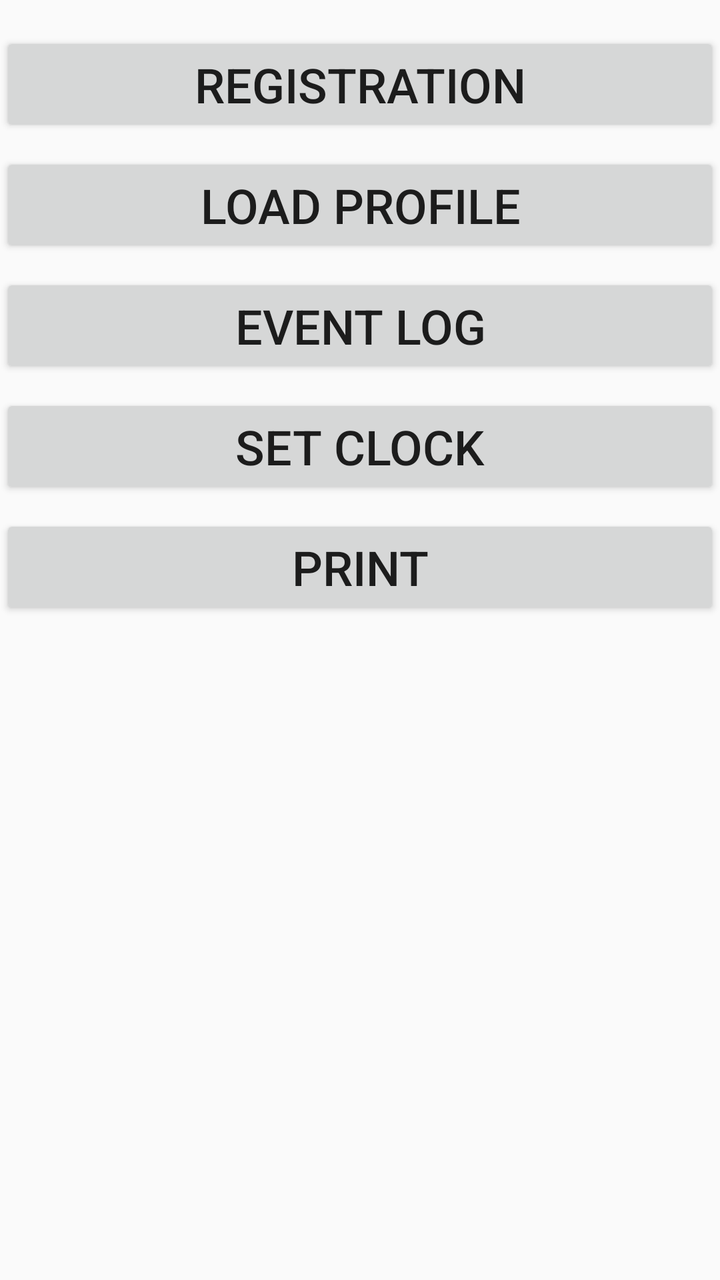
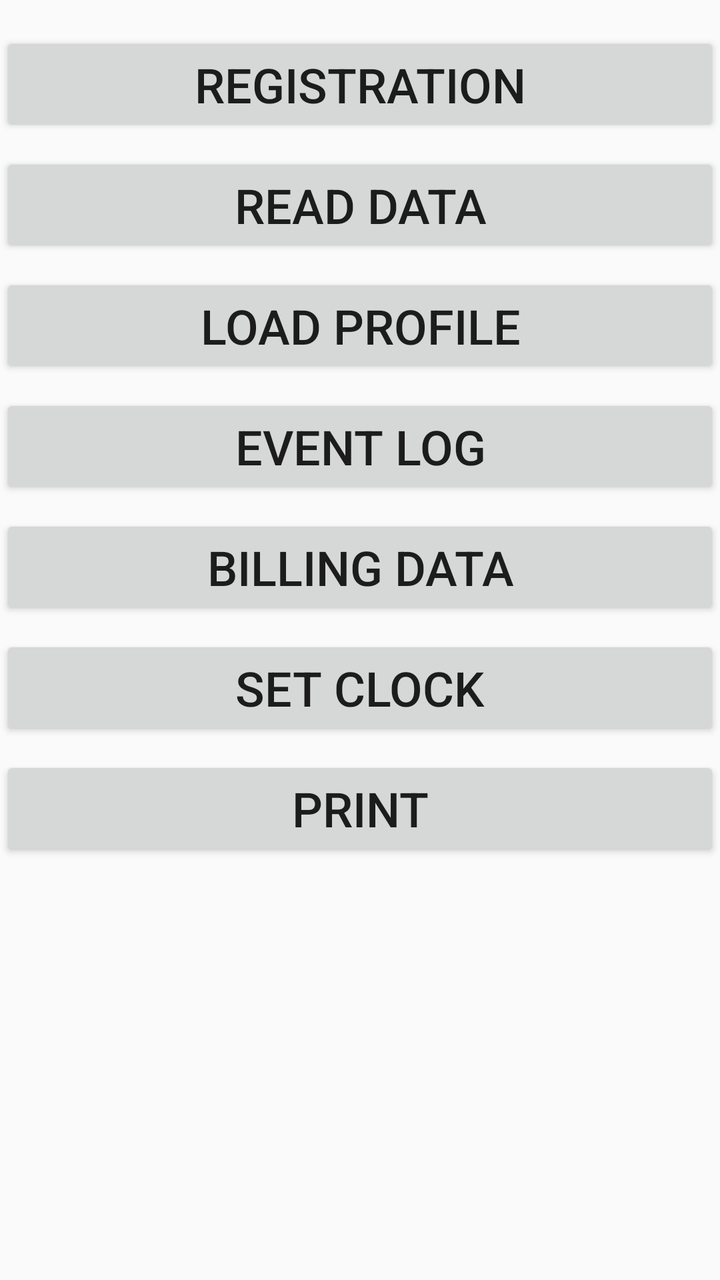

The first picture is an Android layout as it rendered before a commit; the second is the same layout after the commit. The layout source and the unified diff follow.
<!-- AndroidManifest.xml: application theme Theme.BLESM -->
<!-- res/layout/fragment_fourth.xml -->
<?xml version="1.0" encoding="utf-8"?>
<androidx.constraintlayout.widget.ConstraintLayout xmlns:android="http://schemas.android.com/apk/res/android"
    xmlns:app="http://schemas.android.com/apk/res-auto"
    xmlns:tools="http://schemas.android.com/tools"
    android:layout_width="match_parent"
    android:layout_height="match_parent"
    tools:context=".FourthFragment">

    <TextView
        android:id="@+id/textView"
        android:layout_width="0dp"
        android:layout_height="0dp"
        android:layout_marginStart="8dp"
        android:layout_marginEnd="8dp"
        android:layout_marginBottom="8dp"
        android:textSize="16sp"
        app:layout_constraintBottom_toBottomOf="parent"
        app:layout_constraintEnd_toEndOf="parent"
        app:layout_constraintHorizontal_bias="0.0"
        app:layout_constraintStart_toStartOf="parent"
        app:layout_constraintTop_toBottomOf="@+id/button5"
        tools:ignore="MissingConstraints" />

    <Button
        android:id="@+id/button1"
        android:layout_width="0dp"
        android:layout_height="wrap_content"
        android:layout_marginTop="16dp"
        android:text="@string/registration"
        android:textSize="24sp"
        app:layout_constraintEnd_toEndOf="parent"
        app:layout_constraintHorizontal_bias="0.0"
        app:layout_constraintStart_toStartOf="parent"
        app:layout_constraintTop_toTopOf="parent" />

    <Button
        android:id="@+id/button2"
        android:layout_width="0dp"
        android:layout_height="wrap_content"
        android:layout_marginTop="8dp"
        android:text="@string/load_record"
        android:textSize="24sp"
        app:layout_constraintEnd_toEndOf="parent"
        app:layout_constraintHorizontal_bias="0.0"
        app:layout_constraintStart_toStartOf="parent"
        app:layout_constraintTop_toBottomOf="@+id/button1" />

    <Button
        android:id="@+id/button3"
        android:layout_width="0dp"
        android:layout_height="wrap_content"
        android:layout_marginTop="8dp"
        android:text="@string/event_record"
        android:textSize="24sp"
        app:layout_constraintEnd_toEndOf="parent"
        app:layout_constraintHorizontal_bias="0.0"
        app:layout_constraintStart_toStartOf="parent"
        app:layout_constraintTop_toBottomOf="@+id/button2" />

    <Button
        android:id="@+id/button4"
        android:layout_width="0dp"
        android:layout_height="wrap_content"
        android:layout_marginTop="8dp"
        android:text="@string/set_clock"
        android:textSize="24sp"
        app:layout_constraintEnd_toEndOf="parent"
        app:layout_constraintHorizontal_bias="1.0"
        app:layout_constraintStart_toStartOf="parent"
        app:layout_constraintTop_toBottomOf="@+id/button3" />

    <Button
        android:id="@+id/button5"
        android:layout_width="0dp"
        android:layout_height="wrap_content"
        android:layout_marginTop="8dp"
        android:text="@string/print"
        android:textSize="24sp"
        app:layout_constraintEnd_toEndOf="parent"
        app:layout_constraintHorizontal_bias="1.0"
        app:layout_constraintStart_toStartOf="parent"
        app:layout_constraintTop_toBottomOf="@+id/button4" />

</androidx.constraintlayout.widget.ConstraintLayout>
<!-- resources referenced by this layout -->
<resources>
  <string name="event_record">Event log</string>
  <string name="load_record">Load profile</string>
  <string name="print">Print</string>
  <string name="registration">Registration</string>
  <string name="set_clock">Set Clock</string>
  <style name="Theme.BLESM" parent="Theme.AppCompat.Light.DarkActionBar">
          
          <item name="colorPrimary">@color/purple_500</item>
          <item name="colorPrimaryDark">@color/purple_700</item>
          <item name="colorAccent">@color/teal_200</item>
          
      </style>
  <color name="purple_500">#FF6200EE</color>
  <color name="purple_700">#FF3700B3</color>
  <color name="teal_200">#FF03DAC5</color>
</resources>

<!-- the commit's change to res/layout/fragment_fourth.xml (unified diff, before → after) -->
@@ -11,6 +11,7 @@
         android:layout_width="0dp"
         android:layout_height="0dp"
         android:layout_marginStart="8dp"
+        android:layout_marginTop="12dp"
         android:layout_marginEnd="8dp"
         android:layout_marginBottom="8dp"
         android:textSize="16sp"
@@ -18,7 +19,7 @@
         app:layout_constraintEnd_toEndOf="parent"
         app:layout_constraintHorizontal_bias="0.0"
         app:layout_constraintStart_toStartOf="parent"
-        app:layout_constraintTop_toBottomOf="@+id/button5"
+        app:layout_constraintTop_toBottomOf="@+id/button7"
         tools:ignore="MissingConstraints" />
 
     <Button
@@ -38,10 +39,10 @@
         android:layout_width="0dp"
         android:layout_height="wrap_content"
         android:layout_marginTop="8dp"
-        android:text="@string/load_record"
+        android:text="@string/current_read"
         android:textSize="24sp"
         app:layout_constraintEnd_toEndOf="parent"
-        app:layout_constraintHorizontal_bias="0.0"
+        app:layout_constraintHorizontal_bias="1.0"
         app:layout_constraintStart_toStartOf="parent"
         app:layout_constraintTop_toBottomOf="@+id/button1" />
 
@@ -50,7 +51,7 @@
         android:layout_width="0dp"
         android:layout_height="wrap_content"
         android:layout_marginTop="8dp"
-        android:text="@string/event_record"
+        android:text="@string/load_record"
         android:textSize="24sp"
         app:layout_constraintEnd_toEndOf="parent"
         app:layout_constraintHorizontal_bias="0.0"
@@ -62,7 +63,7 @@
         android:layout_width="0dp"
         android:layout_height="wrap_content"
         android:layout_marginTop="8dp"
-        android:text="@string/set_clock"
+        android:text="@string/event_record"
         android:textSize="24sp"
         app:layout_constraintEnd_toEndOf="parent"
         app:layout_constraintHorizontal_bias="1.0"
@@ -74,11 +75,35 @@
         android:layout_width="0dp"
         android:layout_height="wrap_content"
         android:layout_marginTop="8dp"
-        android:text="@string/print"
+        android:text="@string/billing_data"
         android:textSize="24sp"
         app:layout_constraintEnd_toEndOf="parent"
         app:layout_constraintHorizontal_bias="1.0"
         app:layout_constraintStart_toStartOf="parent"
         app:layout_constraintTop_toBottomOf="@+id/button4" />
 
+    <Button
+        android:id="@+id/button6"
+        android:layout_width="0dp"
+        android:layout_height="wrap_content"
+        android:layout_marginTop="8dp"
+        android:text="@string/set_clock"
+        android:textSize="24sp"
+        app:layout_constraintEnd_toEndOf="parent"
+        app:layout_constraintHorizontal_bias="0.0"
+        app:layout_constraintStart_toStartOf="parent"
+        app:layout_constraintTop_toBottomOf="@+id/button5" />
+
+    <Button
+        android:id="@+id/button7"
+        android:layout_width="0dp"
+        android:layout_height="wrap_content"
+        android:layout_marginTop="8dp"
+        android:text="@string/print"
+        android:textSize="24sp"
+        app:layout_constraintEnd_toEndOf="parent"
+        app:layout_constraintHorizontal_bias="0.0"
+        app:layout_constraintStart_toStartOf="parent"
+        app:layout_constraintTop_toBottomOf="@+id/button6" />
+
 </androidx.constraintlayout.widget.ConstraintLayout>
<!-- resource entries referenced after the edit -->
@@ -1,5 +1,7 @@
 <!-- resources referenced by this layout -->
 <resources>
+  <string name="billing_data">Billing data</string>
+  <string name="current_read">Read data</string>
   <string name="event_record">Event log</string>
   <string name="load_record">Load profile</string>
   <string name="print">Print</string>
